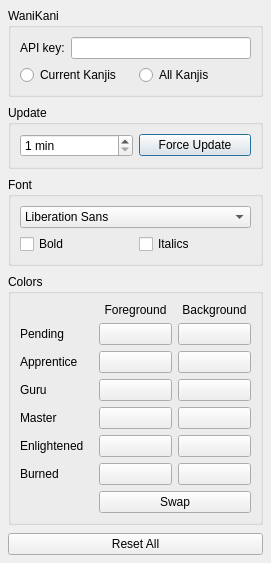
First picture: the form in src/settings.ui, repository agarny/wanikani, before the edit.
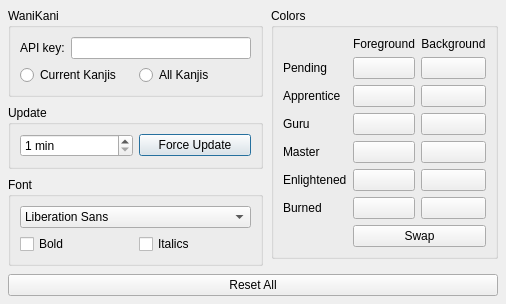
Second picture: the form after the edit. Icons and pictures are not drawn.

Commit message: Rearranged our GUI a bit (to make it wider than tall).

Diff of the .ui file:
```diff
--- a/src/settings.ui
+++ b/src/settings.ui
@@ -9,8 +9,8 @@
    <rect>
     <x>0</x>
     <y>0</y>
-    <width>320</width>
-    <height>534</height>
+    <width>412</width>
+    <height>306</height>
    </rect>
   </property>
   <property name="windowTitle">
@@ -40,6 +40,10 @@
     <number>8</number>
    </property>
    <item>
+    <layout class="QHBoxLayout" name="horizontalLayout">
+     <item>
+      <layout class="QVBoxLayout" name="leftVerticalLayout">
+       <item>
     <widget class="QGroupBox" name="apiKeyGroupBox">
      <property name="title">
       <string>WaniKani</string>
@@ -123,7 +127,7 @@
      <property name="title">
       <string>Font</string>
      </property>
-     <layout class="QVBoxLayout" name="verticalLayout_2">
+         <layout class="QVBoxLayout" name="fontLayout">
       <item>
        <widget class="QFontComboBox" name="fontComboBox">
         <property name="editable">
@@ -135,7 +139,7 @@
        </widget>
       </item>
       <item>
-       <layout class="QHBoxLayout" name="fontLayout">
+           <layout class="QHBoxLayout" name="fontStylesLayout">
         <item>
          <widget class="QCheckBox" name="boldFontCheckBox">
           <property name="text">
@@ -156,6 +160,23 @@
     </widget>
    </item>
    <item>
+        <spacer name="leftVerticalSpacer">
+         <property name="orientation">
+          <enum>Qt::Vertical</enum>
+         </property>
+         <property name="sizeHint" stdset="0">
+          <size>
+           <width>0</width>
+           <height>0</height>
+          </size>
+         </property>
+        </spacer>
+       </item>
+      </layout>
+     </item>
+     <item>
+      <layout class="QVBoxLayout" name="rightVerticalLayout">
+       <item>
     <widget class="QGroupBox" name="colorsGroupBox">
      <property name="title">
       <string>Colors</string>
@@ -319,6 +340,23 @@
       </item>
      </layout>
     </widget>
+       </item>
+       <item>
+        <spacer name="rightVerticalSpacer">
+         <property name="orientation">
+          <enum>Qt::Vertical</enum>
+         </property>
+         <property name="sizeHint" stdset="0">
+          <size>
+           <width>0</width>
+           <height>0</height>
+          </size>
+         </property>
+        </spacer>
+       </item>
+      </layout>
+     </item>
+    </layout>
    </item>
    <item>
     <widget class="QPushButton" name="resetAllPushButton">
```
Left out of the diff: 4 changed lines with no effect on the pictures. Lines whose indentation alone changed are shown as unchanged.
